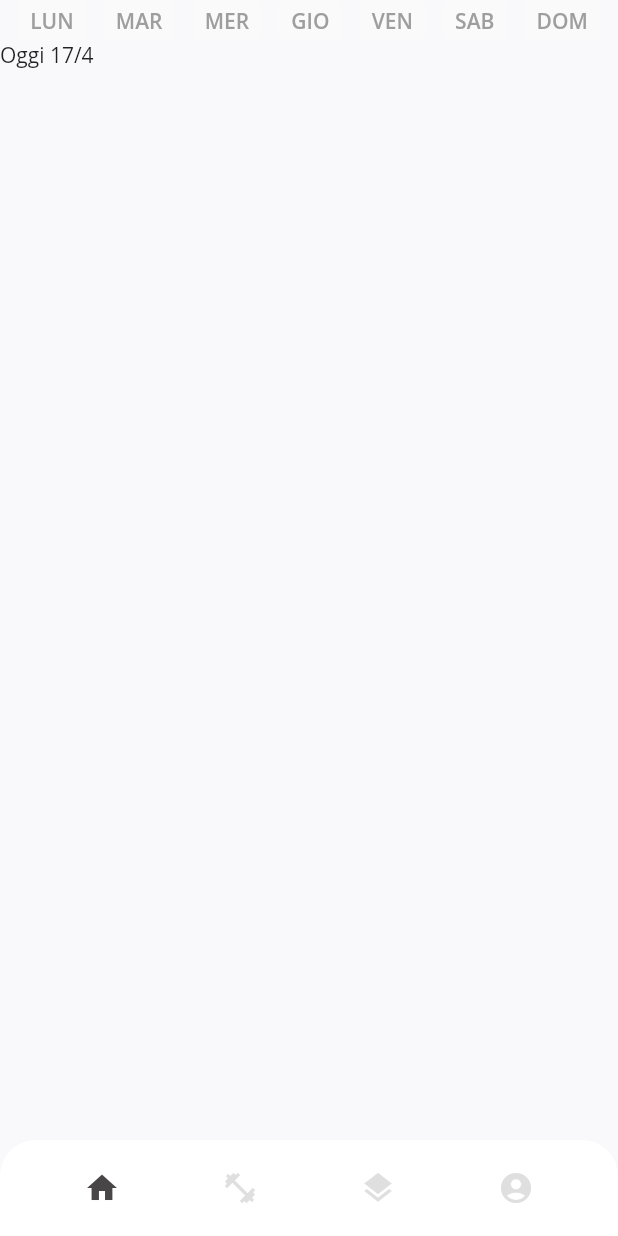
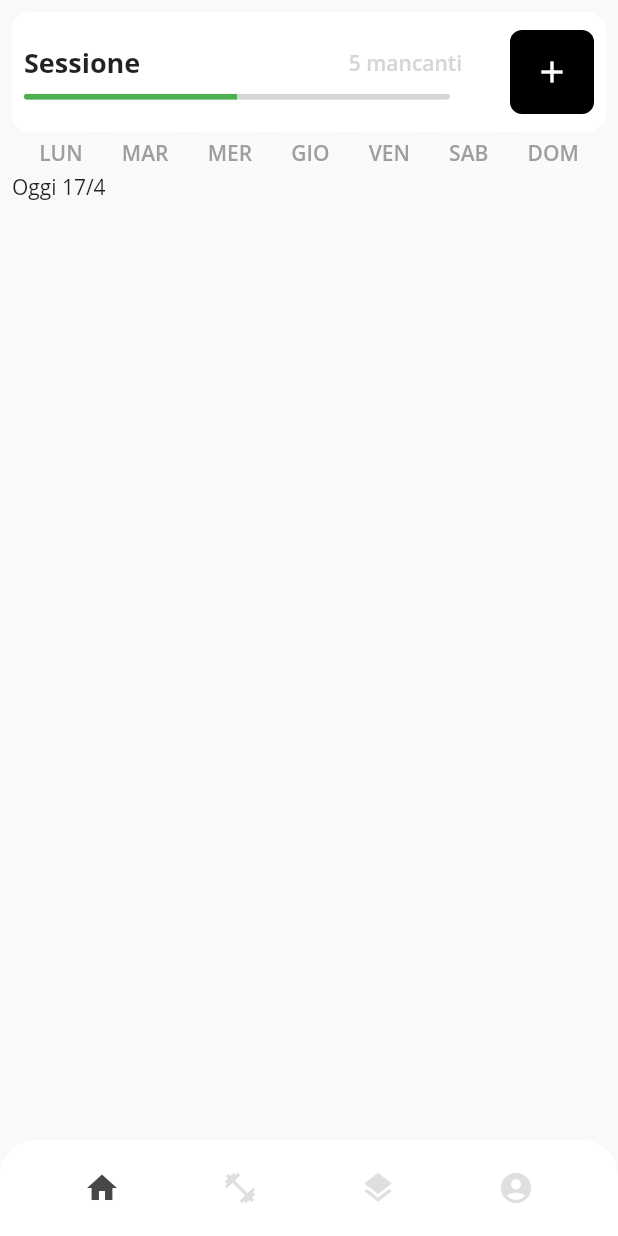
Before and after one commit to leopi99/workoutApp, a Flutter app: the screen it shows after launch, on a phone screen of 412 x 824 dp. Run offline on Flutter 3.47's test engine with Material 2 defaults, Android fonts, the phone set to English and light mode, and no system bars; our stand-ins replace flutter_svg, google_fonts.

Commit message:
Sessione nella home

```diff
--- a/lib/pages/homepage/home.dart
+++ b/lib/pages/homepage/home.dart
@@ -11,8 +11,10 @@ class Homepage extends StatelessWidget {
   @override
   Widget build(BuildContext context) {
     return Consumer<ExerciseState>(
-      builder: (context, state, _) =>
-          state.exerciseFor(DateTime.now().weekday).length == 0
+      builder: (context, state, _) => state
+                  .exerciseFor(DateTime.now().weekday)
+                  .length ==
+              0
           ? Column(
               mainAxisAlignment: MainAxisAlignment.center,
               crossAxisAlignment: CrossAxisAlignment.center,
@@ -28,6 +30,80 @@ class Homepage extends StatelessWidget {
             )
           : ListView(
               children: [
+                Material(
+                  borderRadius: BorderRadius.circular(12),
+                  clipBehavior: Clip.antiAlias,
+                  color: Colors.white,
+                  child: Padding(
+                    padding:
+                        const EdgeInsets.all(8.0).copyWith(top: 12, bottom: 12),
+                    child: Row(
+                      mainAxisSize: MainAxisSize.max,
+                      mainAxisAlignment: MainAxisAlignment.spaceBetween,
+                      children: <Widget>[
+                        Expanded(
+                          child: Column(
+                            crossAxisAlignment: CrossAxisAlignment.start,
+                            children: <Widget>[
+                              Padding(
+                                padding: EdgeInsets.only(right: 32),
+                                child: Row(
+                                  mainAxisSize: MainAxisSize.max,
+                                  mainAxisAlignment:
+                                      MainAxisAlignment.spaceBetween,
+                                  children: <Widget>[
+                                    Text(
+                                      'Sessione',
+                                      style: TextStyle(
+                                          fontWeight: FontWeight.bold,
+                                          fontSize: 18),
+                                    ),
+                                    Text(
+                                      '5 mancanti',
+                                      style: TextStyle(
+                                        color: Colors.grey[350],
+                                        fontWeight: FontWeight.w600,
+                                      ),
+                                    ),
+                                  ],
+                                ),
+                              ),
+                              Container(
+                                width: MediaQuery.of(context).size.width - 128,
+                                padding: EdgeInsets.only(top: 8),
+                                child: Material(
+                                  borderRadius: BorderRadius.circular(4),
+                                  clipBehavior: Clip.antiAlias,
+                                  child: LinearProgressIndicator(
+                                    backgroundColor: Colors.grey[350],
+                                    valueColor: AlwaysStoppedAnimation<Color>(
+                                        Colors.green),
+                                    value: 0.5,
+                                  ),
+                                ),
+                              ),
+                            ],
+                          ),
+                        ),
+                        SizedBox(
+                          width: 56,
+                          height: 56,
+                          child: RaisedButton(
+                            child: Icon(Icons.add),
+                            onPressed: () {},
+                            elevation: 0,
+                            color: Colors.black,
+                            textColor: Colors.white,
+                            clipBehavior: Clip.antiAlias,
+                            shape: RoundedRectangleBorder(
+                              borderRadius: BorderRadius.circular(8),
+                            ),
+                          ),
+                        ),
+                      ],
+                    ),
+                  ),
+                ),
                 Row(
                   mainAxisAlignment: MainAxisAlignment.spaceEvenly,
                   children: List.generate(
@@ -69,8 +145,7 @@ class Homepage extends StatelessWidget {
                 ListView.builder(
                   shrinkWrap: true,
                   itemBuilder: (context, index) => _ExerciseWidget(index),
-                      itemCount:
-                          state.exerciseFor(DateTime.now().weekday).length,
+                  itemCount: state.exerciseFor(DateTime.now().weekday).length,
                 ),
               ],
             ),
--- a/lib/pages/skeletonpage/skeleton.dart
+++ b/lib/pages/skeletonpage/skeleton.dart
@@ -20,9 +20,12 @@ class SkeletonPage extends StatelessWidget {
   @override
   Widget build(BuildContext context) {
     return Scaffold(
-      body: Consumer<NavState>(
-        builder: (context, state, _) => Center(
-          child: _pages[state.index],
+      body: Padding(
+        padding: const EdgeInsets.symmetric(horizontal: 8.0).copyWith(top: 8),
+        child: Consumer<NavState>(
+          builder: (context, state, _) => Center(
+            child: _pages[state.index],
+          ),
         ),
       ),
       bottomNavigationBar: NavBar(),
```
Lines whose indentation alone changed are shown as unchanged.
